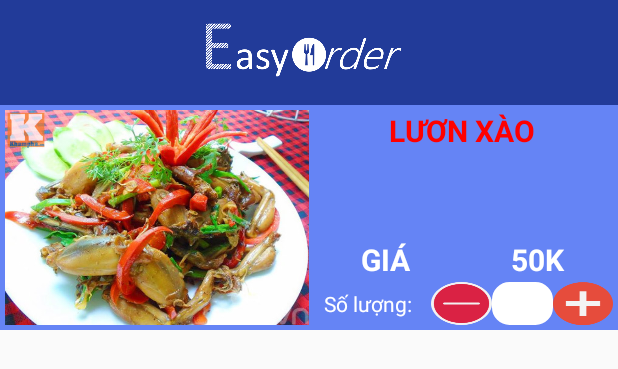
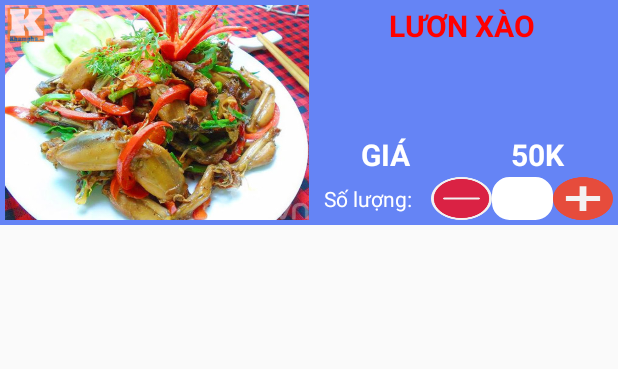
Before and after one commit to CNDDeasyoder/EasyOrder, an Android app: the layout activity_menu.xml on its own in the app's theme, with its tools: preview values and no code run, on a phone screen of 412 x 824 dp. Shown: the top 369 px of the screen. Run offline under Robolectric (Android 15) with nearby library versions, the phone set to English and light mode, and no system bars.

Commit message:
Thay đổi layout Chọn món

```diff
--- a/app/src/main/res/layout/activity_menu.xml
+++ b/app/src/main/res/layout/activity_menu.xml
@@ -4,21 +4,7 @@
     android:orientation="vertical" android:layout_width="match_parent"
     android:layout_height="match_parent">
 
-    <RelativeLayout
-        android:background="@color/phong_blue"
-        android:layout_width="match_parent"
-        android:layout_height="70dp">
-
-        <ImageView
-            android:src="@drawable/picture2"
-            android:layout_width="wrap_content"
-            android:layout_height="wrap_content"
-            android:layout_alignParentLeft="true"/>
-
-
-
-    </RelativeLayout>
-    <ScrollView xmlns:android="http://schemas.android.com/apk/res/android"
+    <ScrollView
         android:id="@+id/ScrollView01"
         android:layout_width="fill_parent"
         android:layout_height="fill_parent">
@@ -26,6 +12,7 @@
         <android.support.v7.widget.LinearLayoutCompat
             android:layout_width="match_parent"
             android:layout_height="match_parent">
+
             <LinearLayout
                 android:layout_width="fill_parent"
                 android:layout_height="150dp"
@@ -35,9 +22,9 @@
                 <ImageView
                     android:layout_width="match_parent"
                     android:layout_height="match_parent"
-                    android:scaleType="matrix"
                     android:layout_weight="1"
-                    android:background="@drawable/mon1"/>
+                    android:background="@drawable/mon1"
+                    android:scaleType="matrix" />
 
                 <LinearLayout
                     android:layout_width="fill_parent"
@@ -53,14 +40,15 @@
                         android:textAlignment="center"
                         android:textAllCaps="true"
                         android:textColor="#ff0000"
-                    android:textStyle="bold"
                         android:textSize="20dp"
-                    />
+                        android:textStyle="bold" />
+
                     <LinearLayout
                         android:layout_width="fill_parent"
                         android:layout_height="fill_parent"
                         android:layout_weight="2"
                         android:orientation="horizontal">
+
                         <TextView
                             android:layout_width="fill_parent"
                             android:layout_height="fill_parent"
@@ -69,9 +57,9 @@
                             android:textAlignment="center"
                             android:textAllCaps="true"
                             android:textColor="#ffffff"
-                        android:textStyle="bold"
                             android:textSize="20dp"
-                        />
+                            android:textStyle="bold" />
+
                         <TextView
                             android:layout_width="fill_parent"
                             android:layout_height="fill_parent"
@@ -80,9 +68,8 @@
                             android:textAlignment="center"
                             android:textAllCaps="true"
                             android:textColor="#ffffff"
-                            android:textStyle="bold"
                             android:textSize="20dp"
-                            />
+                            android:textStyle="bold" />
                     </LinearLayout>
 
                     <LinearLayout
@@ -95,34 +82,32 @@
                             android:layout_width="fill_parent"
                             android:layout_height="fill_parent"
                             android:layout_weight="1.5"
+                            android:gravity="center"
                             android:text="Số lượng: "
-                            android:textColor="#ffffff"
-                            android:gravity="center"
-                            />
+                            android:textColor="#ffffff" />
 
 
                         <Button
+                            android:id="@+id/sub_1"
                             android:layout_width="fill_parent"
                             android:layout_height="fill_parent"
                             android:layout_weight="2"
-                            android:background="@drawable/sub"
-                            />
+                            android:background="@drawable/sub" />
 
                         <EditText
+                            android:id="@+id/sl_1"
                             android:layout_width="fill_parent"
                             android:layout_height="fill_parent"
                             android:layout_weight="2"
                             android:background="@drawable/round"
-                            android:inputType="number"
-                            />
+                            android:inputType="number" />
 
                         <Button
+                            android:id="@+id/add_1"
                             android:layout_width="fill_parent"
                             android:layout_height="fill_parent"
                             android:layout_weight="2"
-                            android:background="@drawable/plus"
-                            />
-
+                            android:background="@drawable/plus" />
 
 
                     </LinearLayout>
@@ -137,5 +122,4 @@
 
 
     </ScrollView>
-
 </LinearLayout>
```
Lines whose indentation alone changed are shown as unchanged.
